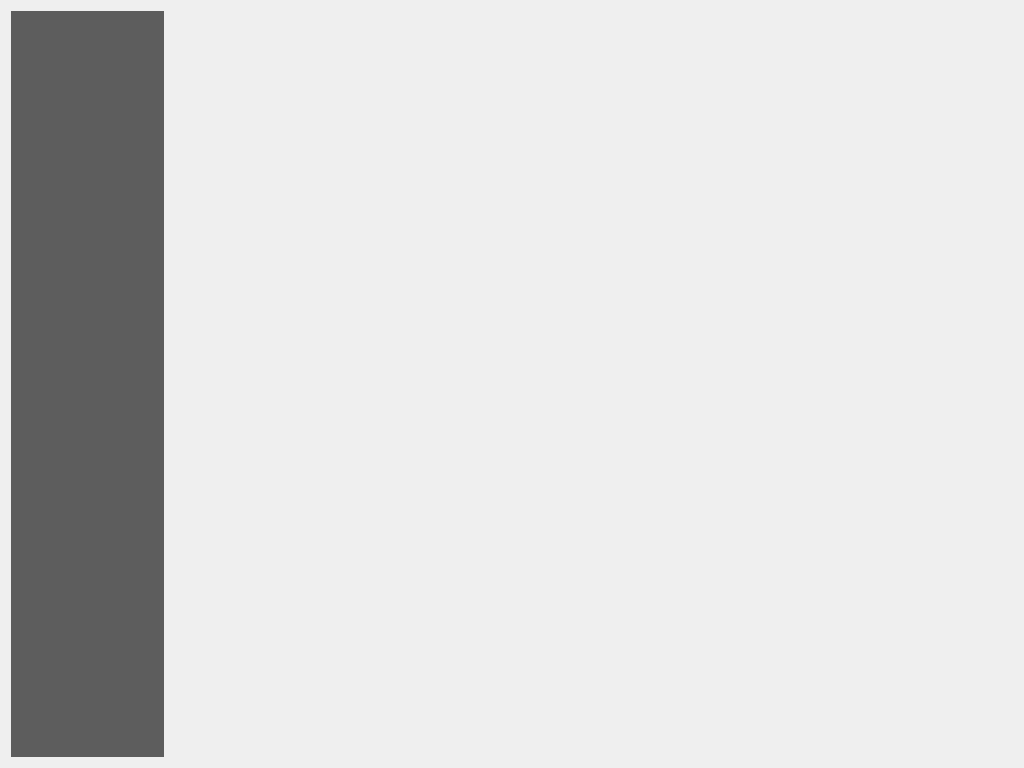
Above: geocatbridge/ui/bridgedialog.ui from GeoCat/qgis-bridge-plugin before the change. Below: the same form after it.
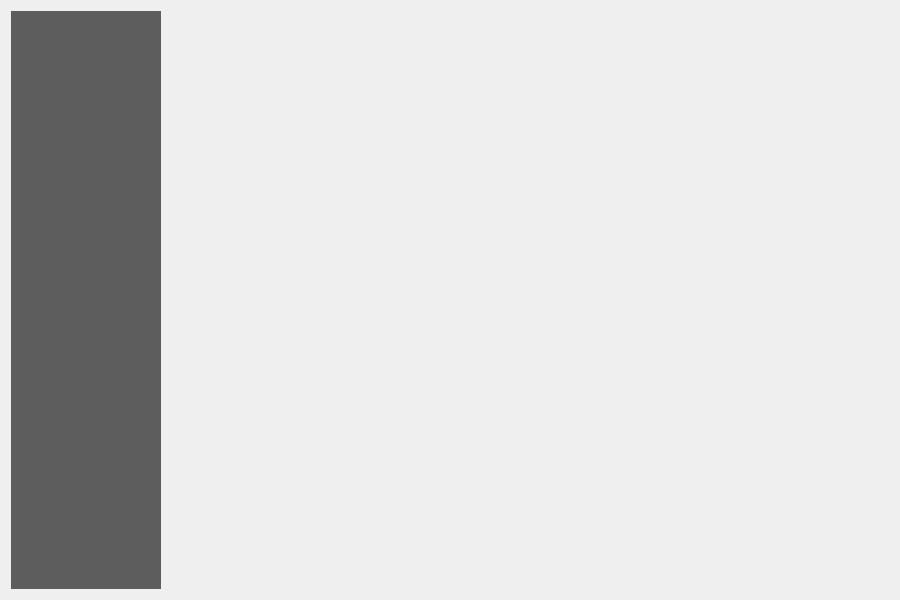
That is the form after the change.

Patch:
```diff
--- a/geocatbridge/ui/bridgedialog.ui
+++ b/geocatbridge/ui/bridgedialog.ui
@@ -9,8 +9,8 @@
    <rect>
     <x>0</x>
     <y>0</y>
-    <width>1024</width>
-    <height>768</height>
+    <width>900</width>
+    <height>600</height>
    </rect>
   </property>
   <property name="sizePolicy">
@@ -28,15 +28,21 @@
   <layout class="QHBoxLayout" name="horizontalLayout">
    <item>
     <widget class="QListWidget" name="listWidget">
+     <property name="sizePolicy">
+      <sizepolicy hsizetype="Preferred" vsizetype="Expanding">
+       <horstretch>0</horstretch>
+       <verstretch>0</verstretch>
+      </sizepolicy>
+     </property>
      <property name="minimumSize">
       <size>
-       <width>100</width>
+       <width>120</width>
        <height>200</height>
       </size>
      </property>
      <property name="maximumSize">
       <size>
-       <width>153</width>
+       <width>150</width>
        <height>16777215</height>
       </size>
      </property>
```
Left out of the diff: 29 changed lines with no effect on the pictures.
